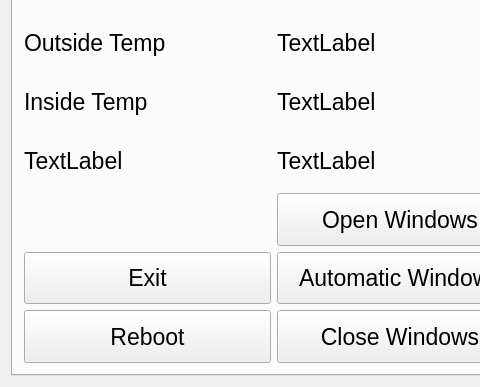
The window that widget.ui (paulkappler/HomeGUI) describes before a commit, drawn with Qt 5; both pictures show x 0 to 480 and y 102 to 489 of the 800 by 489 pixel window.
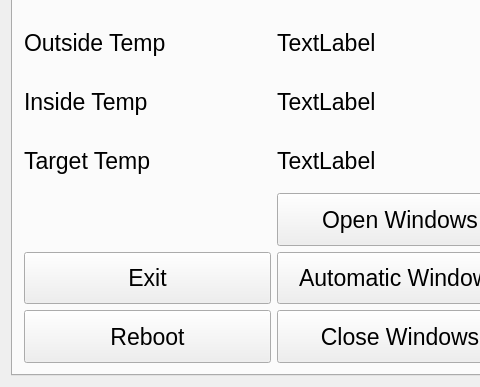
The same window after the commit.

Commit message: create refresh temp screen

What changed in the file:
```diff
--- a/widget.ui
+++ b/widget.ui
@@ -526,7 +526,7 @@
        <item row="4" column="0">
         <widget class="QLabel" name="label_5">
          <property name="text">
-          <string>TextLabel</string>
+          <string>Target Temp</string>
          </property>
         </widget>
        </item>
```
Left out of the diff: 18 changed lines with no effect on the pictures. The commit also changes 1 other file.
